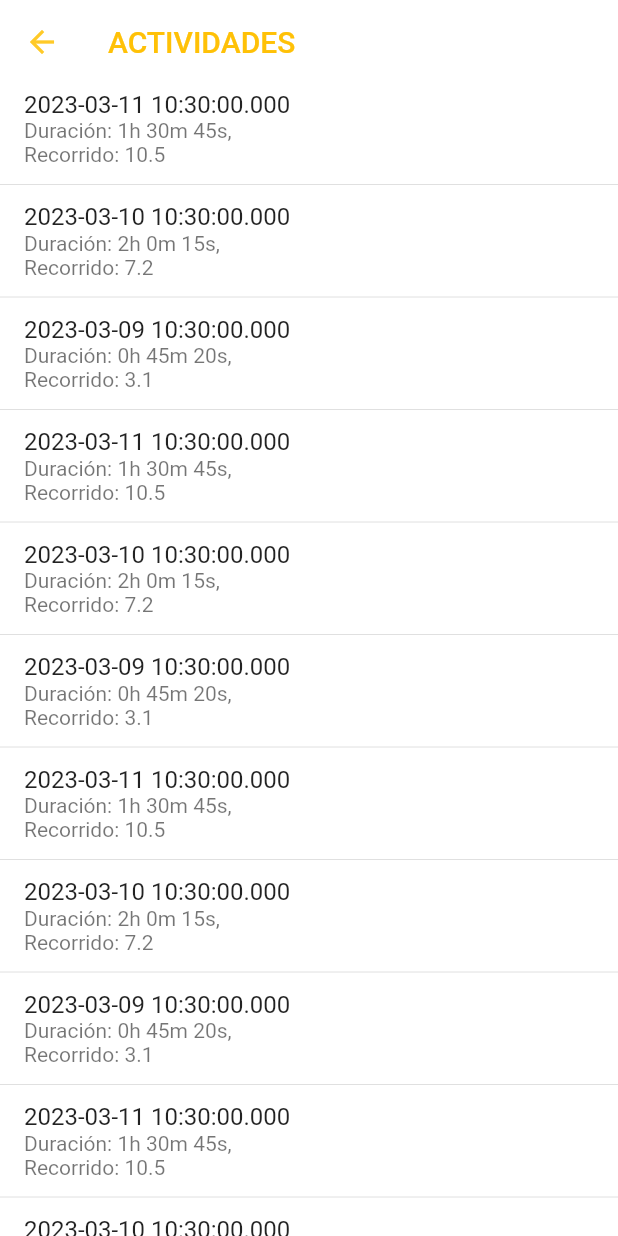
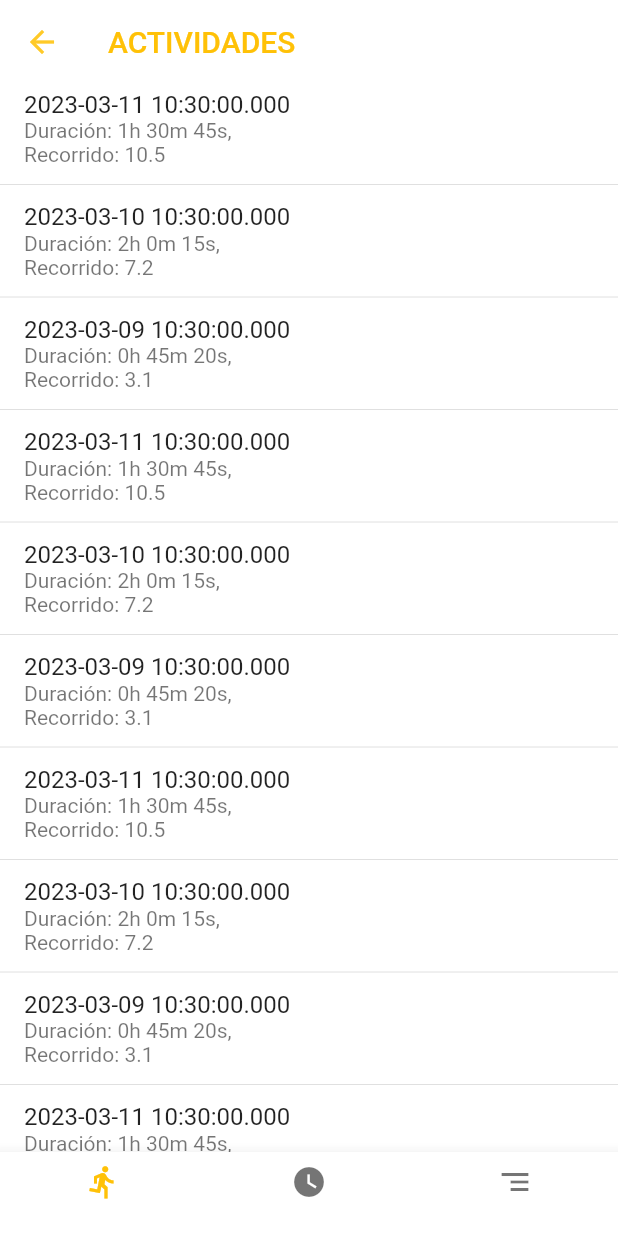
Before and after one commit to fecheverry/Exercise-Tracker, a Flutter app: the ActivityHistoryView screen opened directly, on a phone screen of 412 x 824 dp. Run offline on Flutter 3.47's test engine with Material 2 defaults, Android fonts, the phone set to English and light mode, and no system bars; our stand-ins replace get.

Commit message:
Vistas y navegacion terminada

```diff
--- a/lib/main.dart
+++ b/lib/main.dart
@@ -1,6 +1,5 @@
 import 'package:flutter/material.dart';
 import 'ui/my_app.dart';
-import 'package:get/get.dart';
 
 void main() {
   runApp(const MyApp());
--- a/lib/ui/Activity/pages/activity_history.dart
+++ b/lib/ui/Activity/pages/activity_history.dart
@@ -1,6 +1,8 @@
 import 'package:flutter/material.dart';
 import 'package:get/get.dart';
+import '../../Segment/pages/segment_history.dart';
 import 'activity_detail.dart';
+import 'home.dart';
 
 class ActivityHistoryView extends StatefulWidget {
   const ActivityHistoryView({super.key});
@@ -84,7 +86,9 @@ class _ActivityHistoryViewState extends State<ActivityHistoryView> {
         leading: IconButton(
           icon: const Icon(Icons.arrow_back),
           color: Colors.amber[400],
-          onPressed: () => Get.back(),
+          onPressed: () {
+            Get.to(() => const HomeView());
+          },
         ),
         title: const Text(
           'ACTIVIDADES',
@@ -126,6 +130,32 @@ class _ActivityHistoryViewState extends State<ActivityHistoryView> {
             ),
           );
         },
+      ),      bottomNavigationBar: BottomNavigationBar( backgroundColor: Colors.white,
+        currentIndex: 0,
+        onTap: (index) {
+          if (index == 1) {
+              Get.to(() => const HomeView());
+          }
+          if (index == 2) {
+              Get.to(() => const SegmentHistoryView());
+          }
+        },
+        items: const [
+          BottomNavigationBarItem(
+            icon: Icon(
+              Icons.directions_run,
+            ),
+            label: "",
+          ),
+          BottomNavigationBarItem(
+            icon: Icon(Icons.watch_later),
+            label: "",
+          ),
+          BottomNavigationBarItem(
+            icon: Icon(Icons.segment),
+            label: "",
+          ),
+        ],
       ),
     );
   }
--- a/lib/ui/Activity/pages/activiy_finished.dart
+++ b/lib/ui/Activity/pages/activiy_finished.dart
@@ -1,5 +1,6 @@
 import 'package:flutter/material.dart';
 import 'package:get/get.dart';
+import 'activity_history.dart';
 
 class ActivyFinishedView extends StatelessWidget {
   final List<Map<String, String>> segmentos = [
@@ -80,7 +81,6 @@ class ActivyFinishedView extends StatelessWidget {
     },
   ];
 
-
   ActivyFinishedView({
     super.key,
   });
@@ -95,7 +95,9 @@ class ActivyFinishedView extends StatelessWidget {
         leading: IconButton(
           icon: const Icon(Icons.save_alt),
           color: Colors.amber[400],
-          onPressed: () => Get.back(),
+          onPressed: () {
+            Get.to(() => const ActivityHistoryView());
+          },
         ),
         title: const Text(
           'GUARDAR',
--- a/lib/ui/Segment/pages/segment_detail.dart
+++ b/lib/ui/Segment/pages/segment_detail.dart
@@ -149,12 +149,6 @@ class SegmentDetailView extends StatelessWidget {
           ],
         ),
       ),
-      floatingActionButton: FloatingActionButton(
-        onPressed: () {
-          // Agregar acción aquí
-        },
-        child: const Icon(Icons.add),
-      ),
     );
   }
 }
--- a/pubspec.yaml
+++ b/pubspec.yaml
@@ -39,7 +39,6 @@ dependencies:
   cupertino_icons: ^1.0.2
   get: ^4.6.5
   intl: ^0.18.0
-  google_maps_flutter: ^2.2.5
 
 dev_dependencies:
   flutter_test:
```
Also changed, not shown: lib/ui/Activity/pages/activity.dart (+7 -3 lines), lib/ui/Activity/pages/home.dart (+17 -6 lines), lib/ui/Segment/pages/segment_create.dart (+4 -3 lines), lib/ui/Segment/pages/segment_history.dart (+41 -4 lines), lib/ui/User/pages/login.dart (+7 -7 lines), lib/ui/my_app.dart (+1 -10 lines).
